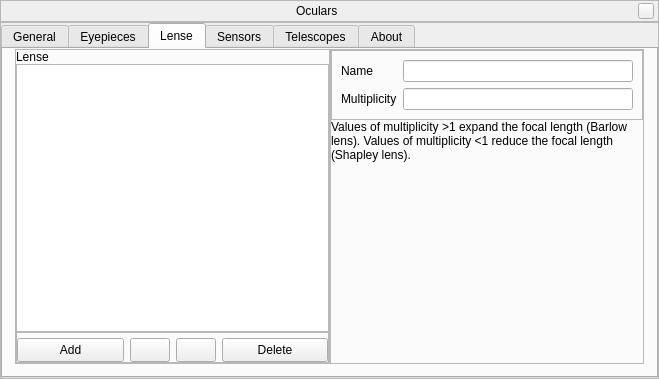
Old version of the form plugins/Oculars/src/gui/ocularDialog.ui in the repository 519984307/stellarium_src.
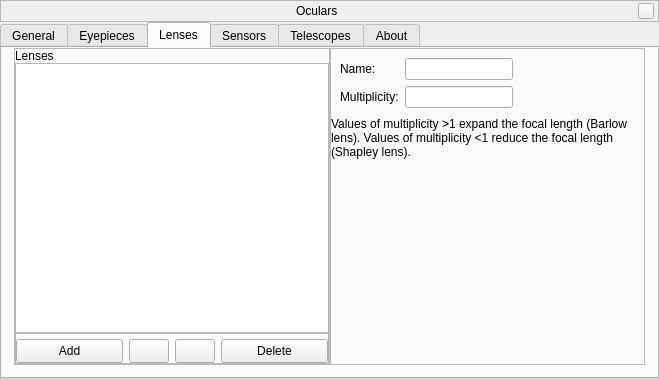
New version of the form. The open tabs and pages were chosen to show the change. Custom widgets are drawn as their Qt base class.

Commit message: some cleanup of Oculars GUI, incl. translatable strings

The edit to the form file:
```diff
--- a/plugins/Oculars/src/gui/ocularDialog.ui
+++ b/plugins/Oculars/src/gui/ocularDialog.ui
@@ -125,12 +125,6 @@
        <verstretch>0</verstretch>
       </sizepolicy>
      </property>
-     <property name="frameShape">
-      <enum>QFrame::StyledPanel</enum>
-     </property>
-     <property name="frameShadow">
-      <enum>QFrame::Raised</enum>
-     </property>
      <layout class="QVBoxLayout" name="verticalLayout_4">
       <property name="spacing">
        <number>0</number>
@@ -598,7 +592,7 @@
         </widget>
         <widget class="QWidget" name="Lense">
          <attribute name="title">
-          <string>Lense</string>
+          <string>Lenses</string>
          </attribute>
          <layout class="QHBoxLayout" name="horizontalLayout_4">
           <property name="spacing">
@@ -637,7 +631,7 @@
                 <bool>true</bool>
                </property>
                <property name="text">
-                <string>Lense</string>
+                <string>Lenses</string>
                </property>
               </widget>
              </item>
@@ -759,17 +753,14 @@
              </property>
              <item>
               <widget class="QFrame" name="frame_2">
-               <property name="frameShape">
-                <enum>QFrame::StyledPanel</enum>
-               </property>
-               <property name="frameShadow">
-                <enum>QFrame::Raised</enum>
-               </property>
                <layout class="QFormLayout" name="formLayout_4">
+                <property name="fieldGrowthPolicy">
+                 <enum>QFormLayout::FieldsStayAtSizeHint</enum>
+                </property>
                 <item row="0" column="0">
                  <widget class="QLabel" name="label_7">
                   <property name="text">
-                   <string>Name</string>
+                   <string>Name:</string>
                   </property>
                  </widget>
                 </item>
@@ -783,7 +774,7 @@
                 <item row="1" column="0">
                  <widget class="QLabel" name="label_13">
                   <property name="text">
-                   <string>Multiplicity</string>
+                   <string>Multiplicity:</string>
                   </property>
                  </widget>
                 </item>
```
Left out of the diff: 219 changed lines with no effect on the pictures.
